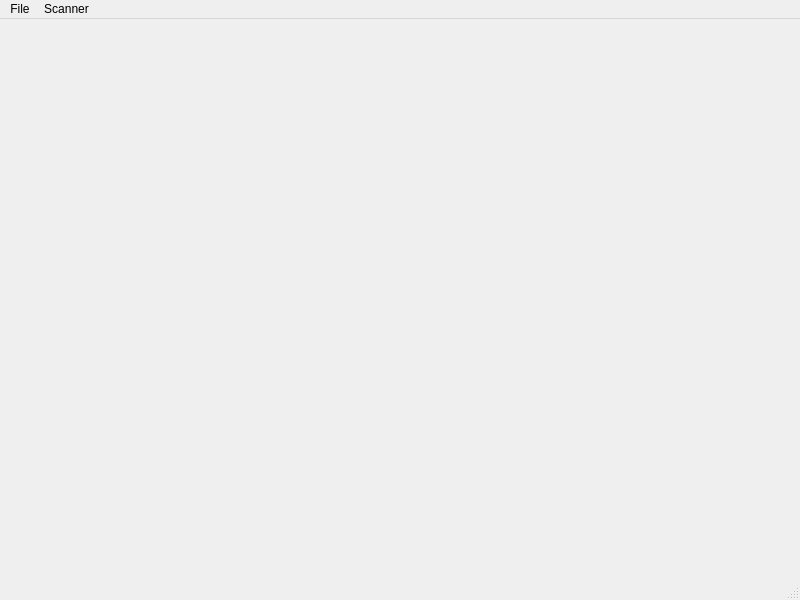
The window that viewer/ui/viewer_main.ui (indianajohn-aemass/spectrolab) describes before a commit, drawn with Qt 5.
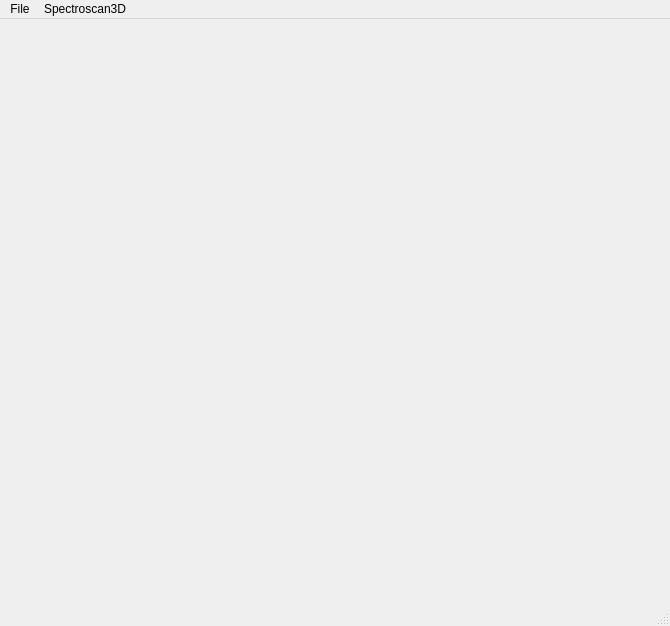
The same window after the commit.

```diff
--- a/viewer/ui/viewer_main.ui
+++ b/viewer/ui/viewer_main.ui
@@ -6,8 +6,8 @@
    <rect>
     <x>0</x>
     <y>0</y>
-    <width>800</width>
-    <height>600</height>
+    <width>670</width>
+    <height>626</height>
    </rect>
   </property>
   <property name="windowTitle">
@@ -19,7 +19,7 @@
     <rect>
      <x>0</x>
      <y>0</y>
-     <width>800</width>
+     <width>670</width>
      <height>30</height>
     </rect>
    </property>
@@ -31,14 +31,17 @@
     <addaction name="actionLoad_Scan"/>
     <addaction name="actionQuit"/>
    </widget>
-   <widget class="QMenu" name="menuScanner">
+   <widget class="QMenu" name="menuSpectroscan3D">
+    <property name="toolTip">
+     <string>manipulate a Spectroscan 3D</string>
+    </property>
     <property name="title">
-     <string>Scanner</string>
+     <string>Spectroscan3D</string>
     </property>
     <addaction name="actionConnect"/>
    </widget>
    <addaction name="menuLoad_Scan"/>
-   <addaction name="menuScanner"/>
+   <addaction name="menuSpectroscan3D"/>
   </widget>
   <widget class="QStatusBar" name="statusbar"/>
   <action name="actionLoad_Point_Cloud">
```
Left out of the diff: 42 changed lines with no effect on the pictures.
